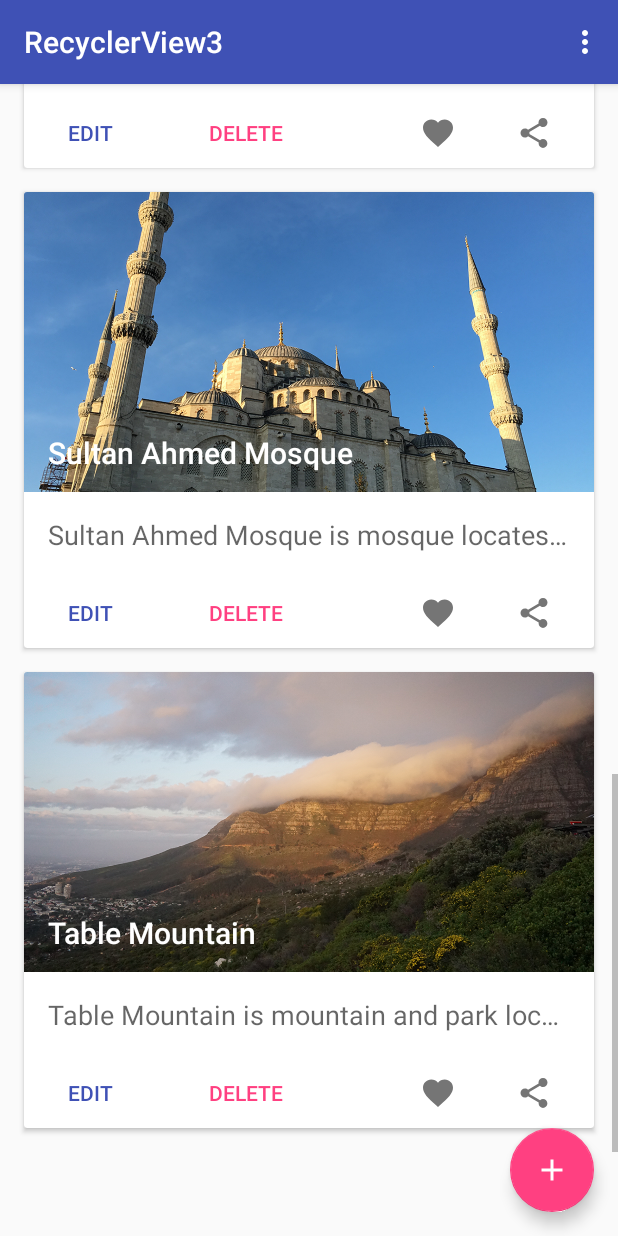
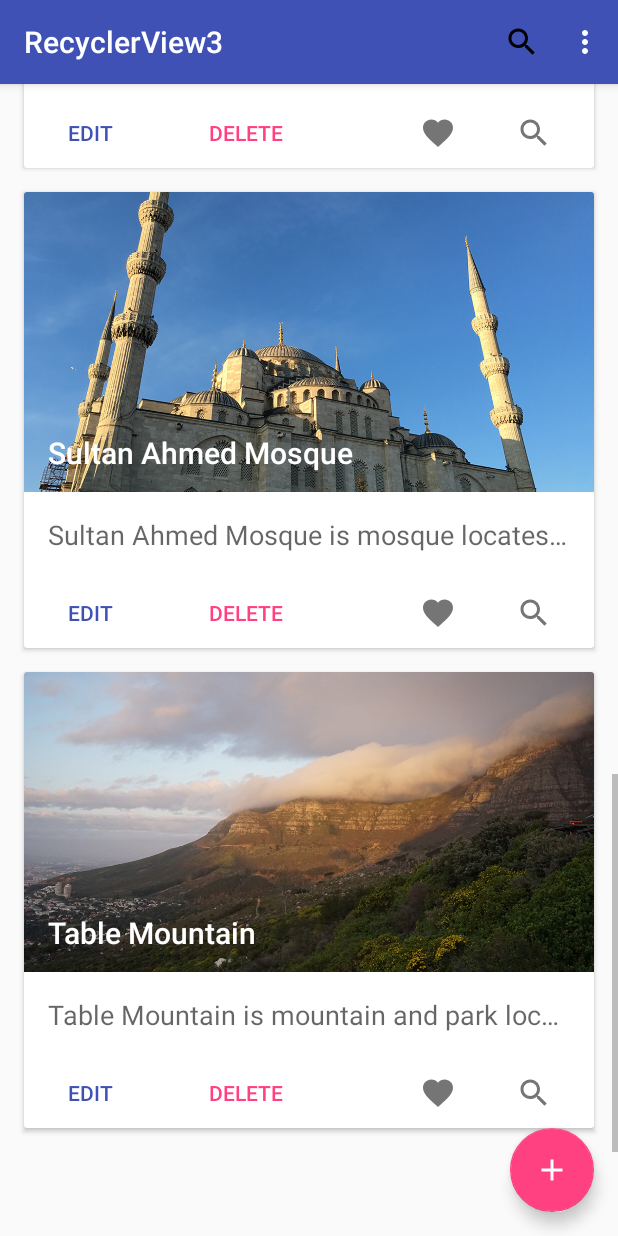
Before and after one commit to mileyanda/RecyclerView3, an Android app: the screen it shows after launch (MainActivity), scrolled down 1224 dp, on a phone screen of 412 x 824 dp. Run offline under Robolectric (Android 15) with nearby library versions, the phone set to English and light mode, and no system bars.

Commit message:
RecyclerView Search

```diff
--- a/app/src/main/java/id/sch/smktelkom_mlg/learn/recyclerview3/DetailActivity.java
+++ b/app/src/main/java/id/sch/smktelkom_mlg/learn/recyclerview3/DetailActivity.java
@@ -1,4 +1,5 @@
 package id.sch.smktelkom_mlg.learn.recyclerview3;
+
 
 import android.net.Uri;
 import android.os.Bundle;
--- a/app/src/main/java/id/sch/smktelkom_mlg/learn/recyclerview3/adapter/HotelAdapter.java
+++ b/app/src/main/java/id/sch/smktelkom_mlg/learn/recyclerview3/adapter/HotelAdapter.java
@@ -22,6 +22,7 @@ import id.sch.smktelkom_mlg.learn.recyclerview3.model.Hotel;
 
 public class HotelAdapter extends RecyclerView.Adapter<HotelAdapter.ViewHolder> {
     ArrayList<Hotel> hotelList;
+
     IHotelAdapter mIHotelAdapter;
 
     public HotelAdapter(Context context, ArrayList<Hotel> hotelList) {
@@ -30,14 +31,14 @@ public class HotelAdapter extends RecyclerView.Adapter<HotelAdapter.ViewHolder>
     }
 
     @Override
-    public ViewHolder onCreateViewHolder(ViewGroup parent, int viewType) {
+    public HotelAdapter.ViewHolder onCreateViewHolder(ViewGroup parent, int viewType) {
         View v = LayoutInflater.from(parent.getContext()).inflate(R.layout.item_list, parent, false);
         ViewHolder vh = new ViewHolder(v);
         return vh;
     }
 
     @Override
-    public void onBindViewHolder(ViewHolder holder, int position) {
+    public void onBindViewHolder(HotelAdapter.ViewHolder holder, int position) {
         Hotel hotel = hotelList.get(position);
         holder.tvJudul.setText(hotel.judul);
         holder.tvDeskripsi.setText(hotel.deskripsi);
@@ -65,7 +66,6 @@ public class HotelAdapter extends RecyclerView.Adapter<HotelAdapter.ViewHolder>
     }
 
     public class ViewHolder extends RecyclerView.ViewHolder {
-
         ImageView ivFoto;
         TextView tvJudul;
         TextView tvDeskripsi;
@@ -83,33 +83,38 @@ public class HotelAdapter extends RecyclerView.Adapter<HotelAdapter.ViewHolder>
             bDelete = (Button) itemView.findViewById(R.id.buttonDelete);
             ibFav = (ImageButton) itemView.findViewById(R.id.buttonFavorite);
             ibShare = (ImageButton) itemView.findViewById(R.id.buttonShare);
+
             itemView.setOnClickListener(new View.OnClickListener() {
                 @Override
-                public void onClick(View v) {
+                public void onClick(View view) {
                     mIHotelAdapter.doClick(getAdapterPosition());
                 }
             });
             bEdit.setOnClickListener(new View.OnClickListener() {
                 @Override
-                public void onClick(View v) {
+                public void onClick(View view) {
                     mIHotelAdapter.doEdit(getAdapterPosition());
                 }
             });
             bDelete.setOnClickListener(new View.OnClickListener() {
                 @Override
-                public void onClick(View v) {
-                    mIHotelAdapter.doFav(getAdapterPosition());
+                public void onClick(View view) {
+                    mIHotelAdapter.doDelete(getAdapterPosition());
                 }
             });
             ibFav.setOnClickListener(new View.OnClickListener() {
                 @Override
-                public void onClick(View v) {
+                public void onClick(View view) {
+                    mIHotelAdapter.doFav(getAdapterPosition());
+                }
+            });
+            ibShare.setOnClickListener(new View.OnClickListener() {
+                @Override
+                public void onClick(View view) {
                     mIHotelAdapter.doShare(getAdapterPosition());
                 }
             });
-            ivFoto = (ImageView) itemView.findViewById(R.id.imageView);
-            tvJudul = (TextView) itemView.findViewById(R.id.textViewJudul);
-            tvDeskripsi = (TextView) itemView.findViewById(R.id.textViewDeskripsi);
         }
+
     }
 }
--- a/app/src/main/res/drawable/ic_share_black_24dp.xml
+++ b/app/src/main/res/drawable/ic_share_black_24dp.xml
@@ -4,6 +4,6 @@
     android:viewportHeight="24.0"
     android:viewportWidth="24.0">
     <path
-        android:fillColor="#FF000000"
-        android:pathData="M18,16.08c-0.76,0 -1.44,0.3 -1.96,0.77L8.91,12.7c0.05,-0.23 0.09,-0.46 0.09,-0.7s-0.04,-0.47 -0.09,-0.7l7.05,-4.11c0.54,0.5 1.25,0.81 2.04,0.81 1.66,0 3,-1.34 3,-3s-1.34,-3 -3,-3 -3,1.34 -3,3c0,0.24 0.04,0.47 0.09,0.7L8.04,9.81C7.5,9.31 6.79,9 6,9c-1.66,0 -3,1.34 -3,3s1.34,3 3,3c0.79,0 1.5,-0.31 2.04,-0.81l7.12,4.16c-0.05,0.21 -0.08,0.43 -0.08,0.65 0,1.61 1.31,2.92 2.92,2.92 1.61,0 2.92,-1.31 2.92,-2.92s-1.31,-2.92 -2.92,-2.92z" />
+        android:fillColor="#FFFFFFFF"
+        android:pathData="M15.5,14h-0.79l-0.28,-0.27C15.41,12.59 16,11.11 16,9.5 16,5.91 13.09,3 9.5,3S3,5.91 3,9.5 5.91,16 9.5,16c1.61,0 3.09,-0.59 4.23,-1.57l0.27,0.28v0.79l5,4.99L20.49,19l-4.99,-5zM9.5,14C7.01,14 5,11.99 5,9.5S7.01,5 9.5,5 14,7.01 14,9.5 11.99,14 9.5,14z" />
 </vector>
--- a/app/src/main/res/menu/menu_main.xml
+++ b/app/src/main/res/menu/menu_main.xml
@@ -2,6 +2,14 @@
     xmlns:app="http://schemas.android.com/apk/res-auto"
     xmlns:tools="http://schemas.android.com/tools"
     tools:context="id.sch.smktelkom_mlg.learn.recyclerview3.MainActivity">
+
+    <item
+        android:id="@+id/action_search"
+        android:icon="@drawable/ic_search_black_24dp"
+        android:title="Cari Hotel"
+        app:actionViewClass="android.support.v7.widget.SearchView"
+        app:showAsAction="ifRoom|collapseActionView" />
+
     <item
         android:id="@+id/action_settings"
         android:orderInCategory="100"
```
Also changed, not shown: app/src/main/java/id/sch/smktelkom_mlg/learn/recyclerview3/InputActivity.java (+16 -19 lines), app/src/main/java/id/sch/smktelkom_mlg/learn/recyclerview3/MainActivity.java (+49 -1 lines), app/src/main/java/id/sch/smktelkom_mlg/learn/recyclerview3/model/Hotel.java (+4 -3 lines).
